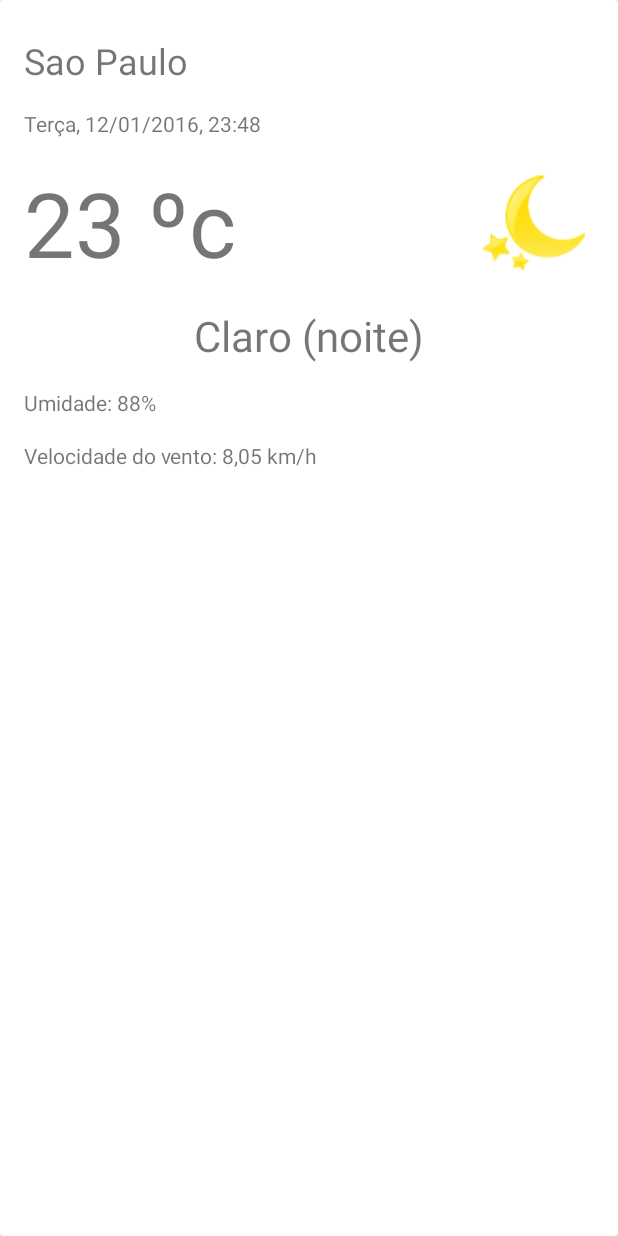
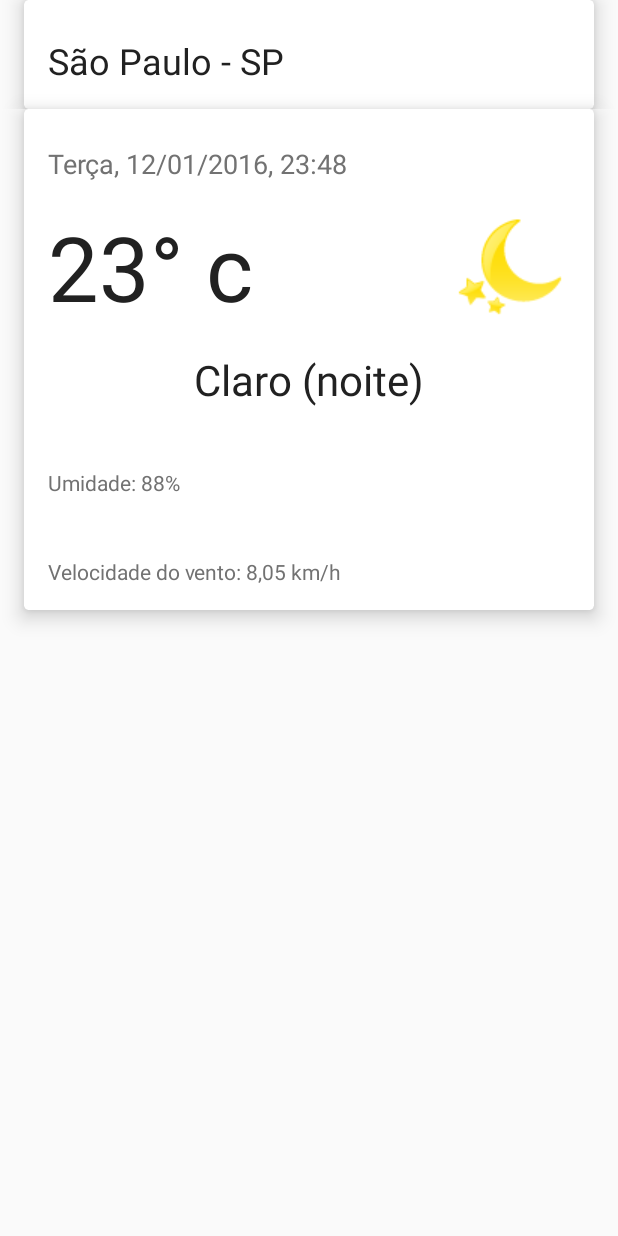
Before and after one commit to gabrielsoft/timePrevision, an Android app: the MainActivity screen opened directly, with no data from a screen before it, on a phone screen of 412 x 824 dp. Run offline under Robolectric (Android 15) with nearby library versions, the phone set to English and light mode, and no system bars.

Commit message:
first part of the design, v1

```diff
--- a/app/src/main/AndroidManifest.xml
+++ b/app/src/main/AndroidManifest.xml
@@ -9,9 +9,7 @@
         android:supportsRtl="true"
         android:theme="@style/AppTheme" >
         <activity
-            android:name=".MainActivity"
-            android:label="@string/app_name"
-            android:theme="@style/AppTheme.NoActionBar" >
+            android:name=".MainActivity" >
             <intent-filter>
                 <action android:name="android.intent.action.MAIN" />
             </intent-filter>
--- a/app/src/main/java/com/example/gabrielguedes/timeprevision/MainActivity.java
+++ b/app/src/main/java/com/example/gabrielguedes/timeprevision/MainActivity.java
@@ -8,6 +8,7 @@ import android.support.v7.widget.Toolbar;
 import android.view.View;
 import android.view.Menu;
 import android.view.MenuItem;
+import android.widget.TextView;
 
 public class MainActivity extends AppCompatActivity {
 
@@ -15,6 +16,9 @@ public class MainActivity extends AppCompatActivity {
     protected void onCreate(Bundle savedInstanceState) {
         super.onCreate(savedInstanceState);
         setContentView(R.layout.main);
+        Toolbar toolbar = (Toolbar)findViewById(R.id.inc_toolbar_top);
+
+        setSupportActionBar(toolbar);
 
     }
 
--- a/app/src/main/res/layout/main.xml
+++ b/app/src/main/res/layout/main.xml
@@ -1,39 +1,44 @@
 <?xml version="1.0" encoding="utf-8"?>
 
-<android.support.v7.widget.CardView
-    xmlns:android="http://schemas.android.com/apk/res/android"
-    xmlns:card_view="http://schemas.android.com/tools"
-
+<LinearLayout xmlns:android="http://schemas.android.com/apk/res/android"
     android:layout_width="fill_parent"
     android:layout_height="fill_parent"
+    xmlns:card_view="http://schemas.android.com/apk/res-auto"
+    android:orientation="vertical">
+
+    <include
+        layout="@layout/toolbar_top"
+        android:id="@+id/inc_toolbar_top"
+        />
+
+    <android.support.v7.widget.CardView
+        xmlns:card_view="http://schemas.android.com/apk/res-auto"
+        android:layout_width="fill_parent"
+        android:layout_height="wrap_content"
+        android:layout_marginLeft="16dp"
+        android:layout_marginRight="16dp"
         card_view:cardCornerRadius="3dp"
-    card_view:cardElevation="8dp">
+        card_view:cardElevation="8dp"
+        >
 
         <RelativeLayout
             android:layout_width="fill_parent"
-        android:layout_height="fill_parent">
+            android:layout_height="fill_parent"
+            >
 
-        <TextView
-            android:layout_width="wrap_content"
-            android:layout_height="wrap_content"
-            android:id="@+id/city"
-            android:text="Sao Paulo"
-            style="@style/TitleStyle"
-            />
             <TextView
                 android:layout_width="wrap_content"
                 android:layout_height="wrap_content"
                 android:id="@+id/date_info"
                 android:text="Terça, 12/01/2016, 23:48"
-            android:layout_below="@id/city"
-            style="@style/SubtitleStyle"
+                style="@style/DayInfoStyle"
                 />
             <TextView
                 android:layout_width="wrap_content"
                 android:layout_height="wrap_content"
                 android:id="@+id/temperature_today"
                 android:layout_below="@id/date_info"
-            android:text="23 ºc"
+                android:text="23° c"
                 style="@style/TemperatureInfoStyle"
                 />
             <ImageView
@@ -47,11 +52,10 @@
             <TextView
                 android:layout_width="wrap_content"
                 android:layout_height="wrap_content"
-            android:layout_centerHorizontal="true"
                 android:id="@+id/info_day"
                 android:layout_below="@id/temperature_today"
                 android:text="Claro (noite)"
-            android:textSize="28sp"
+                style="@style/DayDescription"
                 />
             <LinearLayout
                 android:layout_width="wrap_content"
@@ -64,14 +68,14 @@
                     android:layout_width="wrap_content"
                     android:layout_height="wrap_content"
                     android:id="@+id/info_moisture"
-                style="@style/SubtitleStyle"
+                    style="@style/SpeedAndMoistureStyle"
                     android:text="Umidade: 88%"
                     />
                 <TextView
                     android:layout_width="wrap_content"
                     android:layout_height="wrap_content"
                     android:id="@+id/info_speed"
-                style="@style/SubtitleStyle"
+                    style="@style/SpeedAndMoistureStyle"
                     android:text="Velocidade do vento: 8,05 km/h"
                     />
             </LinearLayout>
@@ -79,3 +83,5 @@
         </RelativeLayout>
 
     </android.support.v7.widget.CardView>
+
+</LinearLayout>
--- /dev/null
+++ b/app/src/main/res/layout/toolbar_top.xml
@@ -0,0 +1,28 @@
+<?xml version="1.0" encoding="utf-8"?>
+
+<android.support.v7.widget.Toolbar xmlns:android="http://schemas.android.com/apk/res/android"
+    xmlns:card_view="http://schemas.android.com/apk/res-auto"
+    android:layout_width="fill_parent"
+    android:layout_height="wrap_content"
+    android:layout_alignParentTop="true"
+    >
+
+    <android.support.v7.widget.CardView
+        android:layout_width="match_parent"
+        android:layout_height="wrap_content"
+        android:layout_marginLeft="16dp"
+        android:layout_marginRight="16dp"
+        card_view:cardCornerRadius="3dp"
+        card_view:cardElevation="8dp">
+
+        <TextView
+            android:layout_width="fill_parent"
+            android:layout_height="wrap_content"
+            android:id="@+id/infobar"
+            android:text="São Paulo - SP"
+            style="@style/CityInfoTitleStyle"
+            />
+
+    </android.support.v7.widget.CardView>
+
+</android.support.v7.widget.Toolbar>
--- a/app/src/main/res/values/colors.xml
+++ b/app/src/main/res/values/colors.xml
@@ -1,6 +1,10 @@
 <?xml version="1.0" encoding="utf-8"?>
 <resources>
-    <color name="colorPrimary">#3F51B5</color>
-    <color name="colorPrimaryDark">#303F9F</color>
-    <color name="colorAccent">#FF4081</color>
+    <color name="colorPrimary">#795548</color>
+    <color name="colorPrimaryDark">#5D4037</color>
+    <color name="colorAccent">#FF5722</color>
+    <color name="primaryText">#212121</color>
+    <color name="secondaryText">#727272</color>
+    <color name="colorDefault">#FFFFFF</color>
+
 </resources>
--- a/app/src/main/res/values/styles.xml
+++ b/app/src/main/res/values/styles.xml
@@ -3,32 +3,28 @@
     <!-- Base application theme. -->
     <style name="AppTheme" parent="Theme.AppCompat.Light.NoActionBar">
         <!-- Customize your theme here. -->
-        <item name="colorPrimary">@color/colorPrimary</item>
-        <item name="colorPrimaryDark">@color/colorPrimaryDark</item>
-        <item name="colorAccent">@color/colorAccent</item>
+        <item name="android:windowActionBar">false</item>
     </style>
-    <style name="AppTheme.NoActionBar">
-        <item name="windowActionBar">false</item>
-        <item name="windowNoTitle">true</item>
-    </style>
-    <style name="AppTheme.AppBarOverlay" parent="ThemeOverlay.AppCompat.Dark.ActionBar" />
-    <style name="AppTheme.PopupOverlay" parent="ThemeOverlay.AppCompat.Light" />
 
-    <style name="TitleStyle">
+    <style name="PrimaryStyle">
 
         <item name="android:textSize">24sp</item>
         <item name="android:paddingTop">24dp</item>
         <item name="android:paddingBottom">16dp</item>
         <item name="android:paddingRight">16dp</item>
         <item name="android:paddingLeft">16dp</item>
+        <item name="android:textColor">@color/primaryText</item>
 
     </style>
 
-    <style name="SubtitleStyle">
-        <item name="android:textSize">14sp</item>
+    <style name="CityInfoTitleStyle" parent="PrimaryStyle"/>
+
+    <style name="SecondaryStyle">
         <item name="android:paddingLeft">16dp</item>
         <item name="android:paddingRight">16dp</item>
         <item name="android:paddingBottom">16dp</item>
+        <item name="android:paddingTop">24dp</item>
+        <item name="android:textColor">@color/secondaryText</item>
     </style>
 
     <style name="TemperatureInfoStyle">
@@ -36,6 +32,24 @@
         <item name="android:paddingLeft">16dp</item>
         <item name="android:paddingRight">16dp</item>
         <item name="android:paddingBottom">16dp</item>
+        <item name="android:textColor">@color/primaryText</item>
     </style>
 
+    <style name="DayInfoStyle" parent="SecondaryStyle">
+        <item name="android:textSize">18sp</item>
+    </style>
+
+    <style name="SpeedAndMoistureStyle" parent="SecondaryStyle">
+        <item name="android:textSize">14sp</item>
+    </style>
+
+    <style name="DayDescription">
+        <item name="android:layout_centerHorizontal">true</item>
+        <item name="android:textColor">@color/primaryText</item>
+        <item name="android:textSize">28sp</item>
+    </style>
+
+
+
+
 </resources>
```
Lines whose indentation alone changed are shown as unchanged.
